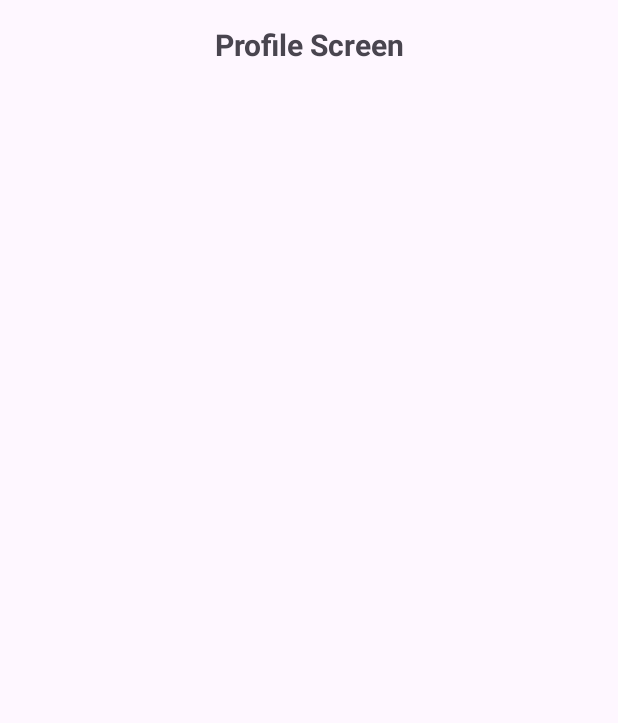
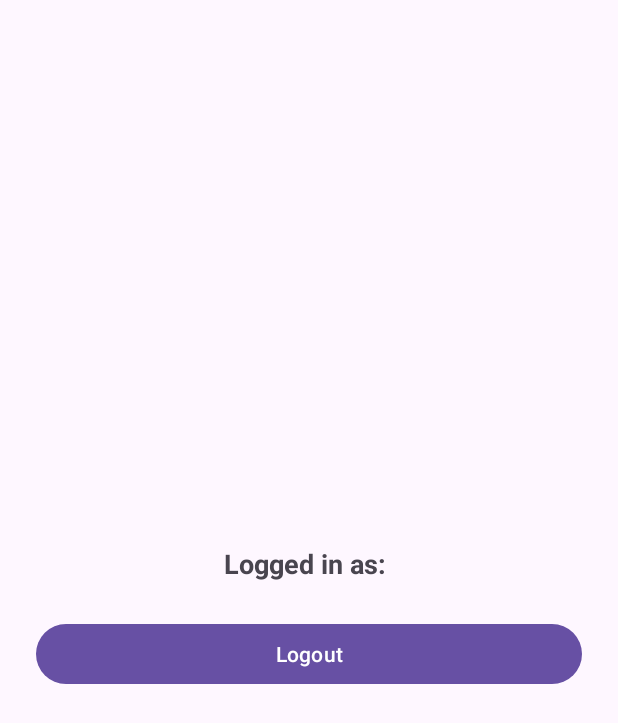
Before and after one commit to yashica-02/AnimeTracker, an Android app: the ProfileActivity screen opened directly, with no data from a screen before it, on a phone screen of 412 x 824 dp. Shown: the top 723 px of the screen. Run offline under Robolectric (Android 15) with nearby library versions, the phone set to English and light mode, and no system bars; our stand-ins replace Firebase (no records; nobody signed in at launch, a user with empty details on screens opened directly).

Commit message:
Added the login and logout functionality

```diff
--- a/app/build.gradle.kts
+++ b/app/build.gradle.kts
@@ -44,6 +44,8 @@ dependencies {
     implementation(platform("com.google.firebase:firebase-bom:33.13.0"))
     implementation("com.google.firebase:firebase-analytics")
     implementation("com.google.firebase:firebase-database")
+    implementation ("com.google.firebase:firebase-auth")
+    implementation ("com.google.android.gms:play-services-auth:21.0.0")
     implementation ("androidx.recyclerview:recyclerview:1.3.1")
     implementation ("androidx.cardview:cardview:1.0.0")
     implementation ("com.github.bumptech.glide:glide:4.16.0")
--- a/app/src/main/AndroidManifest.xml
+++ b/app/src/main/AndroidManifest.xml
@@ -22,7 +22,7 @@
                 <category android:name="android.intent.category.LAUNCHER" />
             </intent-filter>
         </activity>
-
+        <activity android:name=".LoginActivity" />
         <activity
             android:name=".MainActivity"
             android:exported="true">
@@ -37,7 +37,6 @@
         <activity android:name=".AnimeDetailsActivity" />
         <activity android:name=".EditAnimeActivity" />
 
-
     </application>
 
 </manifest>
--- a/app/src/main/java/com/ysharma/animetracker/ProfileActivity.java
+++ b/app/src/main/java/com/ysharma/animetracker/ProfileActivity.java
@@ -1,16 +1,34 @@
 package com.ysharma.animetracker;
 
+import android.content.Intent;
 import android.os.Bundle;
-import android.widget.Toast;
+import android.widget.*;
 import androidx.appcompat.app.AppCompatActivity;
+import com.google.firebase.auth.FirebaseAuth;
+import com.google.firebase.auth.FirebaseUser;
 
 public class ProfileActivity extends AppCompatActivity {
+
+    private TextView emailText;
+    private Button logoutButton;
 
     @Override
     protected void onCreate(Bundle savedInstanceState) {
         super.onCreate(savedInstanceState);
         setContentView(R.layout.activity_profile);
 
-        Toast.makeText(this, "Profile screen coming soon!", Toast.LENGTH_SHORT).show();
+        emailText = findViewById(R.id.emailText);
+        logoutButton = findViewById(R.id.logoutButton);
+
+        FirebaseUser user = FirebaseAuth.getInstance().getCurrentUser();
+        if (user != null) {
+            emailText.setText("Logged in as: " + user.getEmail());
+        }
+
+        logoutButton.setOnClickListener(v -> {
+            FirebaseAuth.getInstance().signOut();
+            startActivity(new Intent(this, LoginActivity.class));
+            finish();
+        });
     }
 }
--- a/app/src/main/res/layout/activity_profile.xml
+++ b/app/src/main/res/layout/activity_profile.xml
@@ -1,16 +1,23 @@
 <?xml version="1.0" encoding="utf-8"?>
-<LinearLayout
-    xmlns:android="http://schemas.android.com/apk/res/android"
+<LinearLayout xmlns:android="http://schemas.android.com/apk/res/android"
     android:orientation="vertical"
+    android:gravity="center"
+    android:padding="24dp"
     android:layout_width="match_parent"
-    android:layout_height="match_parent"
-    android:padding="16dp">
+    android:layout_height="match_parent">
 
     <TextView
+        android:id="@+id/emailText"
+        android:textSize="18sp"
+        android:textStyle="bold"
+        android:text="Logged in as:"
+        android:layout_marginBottom="24dp"
+        android:layout_width="wrap_content"
+        android:layout_height="wrap_content"/>
+
+    <Button
+        android:id="@+id/logoutButton"
+        android:text="Logout"
         android:layout_width="match_parent"
-        android:layout_height="wrap_content"
-        android:text="Profile Screen"
-        android:textSize="20sp"
-        android:textStyle="bold"
-        android:gravity="center"/>
+        android:layout_height="wrap_content"/>
 </LinearLayout>
```
Also changed, not shown: app/src/main/java/com/ysharma/animetracker/AnimeDetailsActivity.java (+7 -2 lines), app/src/main/java/com/ysharma/animetracker/CompletedFragment.java (+7 -2 lines), app/src/main/java/com/ysharma/animetracker/EditAnimeActivity.java (+33 -29 lines), app/src/main/java/com/ysharma/animetracker/LoginActivity.java (added, +70 -0 lines), app/src/main/java/com/ysharma/animetracker/MainActivity.java (+19 -9 lines), app/src/main/java/com/ysharma/animetracker/SplashActivity.java (+14 -0 lines), app/src/main/java/com/ysharma/animetracker/WatchingFragment.java (+7 -2 lines), app/src/main/java/com/ysharma/animetracker/WatchlistFragment.java (+7 -2 lines), app/src/main/res/layout/activity_login.xml (added, +45 -0 lines).
